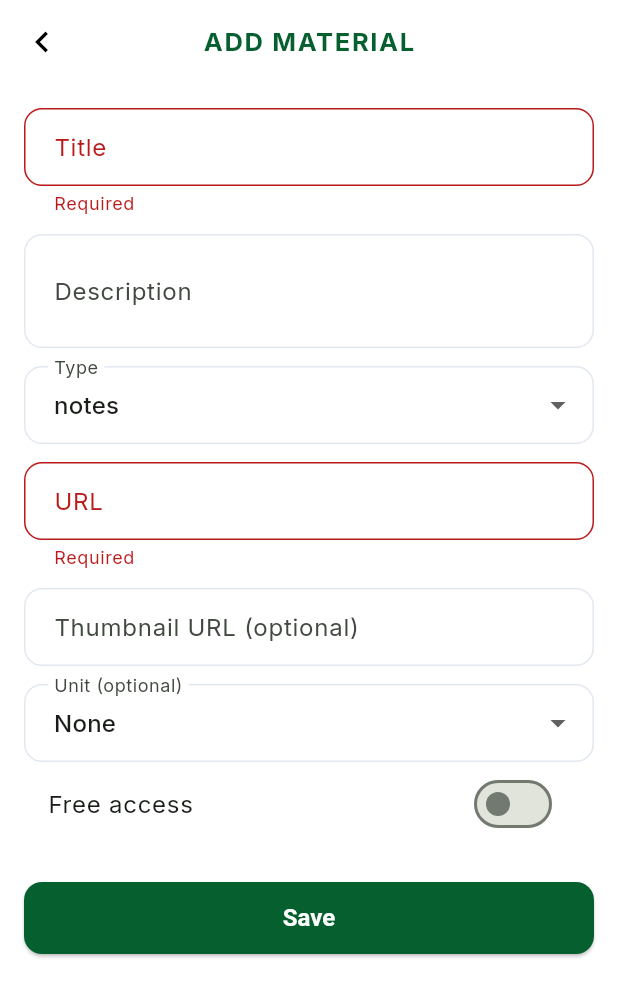
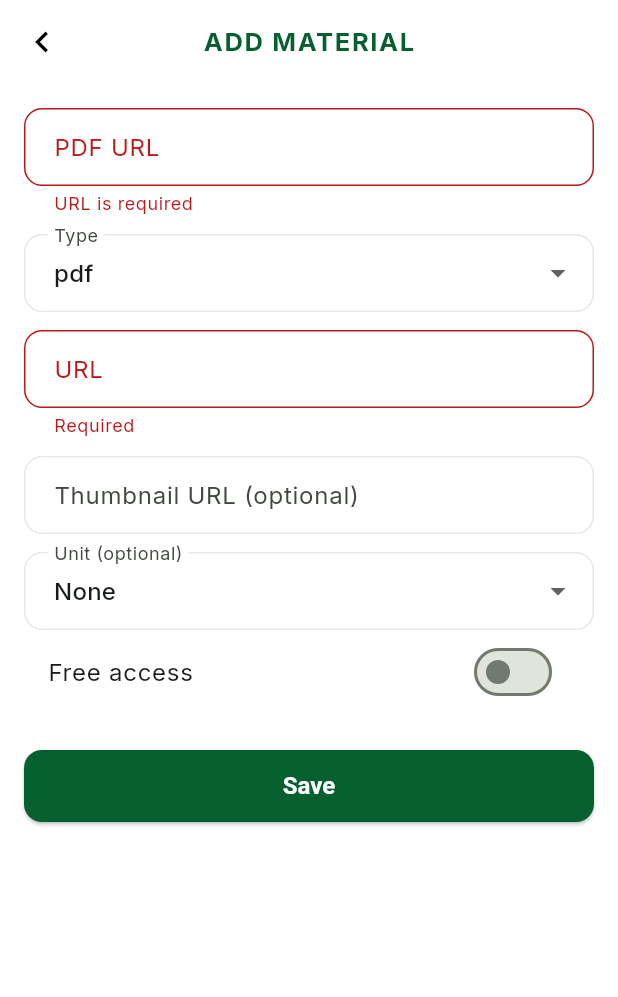
Before and after one commit to HillaryKipp/DarasaDrivemobile, a Flutter app: the AdminMaterialFormScreen screen opened by its route, after a tap on "Save", on a phone screen of 412 x 824 dp. Shown: the top 997 px of the screen. Run offline on Flutter 3.47's test engine with Material 3 defaults, Android fonts, the light colour scheme and no system bars; our stand-ins replace equatable, flutter_native_splash, flutter_riverpod, go_router, google_fonts, in_app_purchase and 3 more; missing offline and left inert: syncfusion_flutter_pdfviewer; accounts and stored records are empty.

Commit message:
your message

```diff
--- a/lib/presentation/screens/admin/admin_materials_screen.dart
+++ b/lib/presentation/screens/admin/admin_materials_screen.dart
@@ -33,7 +33,7 @@ class AdminMaterialsScreen extends ConsumerWidget {
             AdminBanner(
               icon: Icons.menu_book_outlined,
               title: 'Materials',
-              subtitle: '${materials.length} items · notes, videos & diagrams',
+              subtitle: '${materials.length} items · PDFs & Videos',
             ),
             const AdminSectionLabel(text: 'All Materials'),
             Padding(
@@ -135,7 +135,7 @@ class _AdminMaterialFormScreenState
   String? _unitId;
   bool _saving = false;
 
-  static const _types = ['notes', 'pdf', 'video', 'diagram', 'road_signs'];
+  static const _types = ['pdf', 'video'];
 
   @override
   void initState() {
@@ -152,7 +152,7 @@ class _AdminMaterialFormScreenState
     final rawType = (m?.type ?? '').trim().toLowerCase();
     _type = _types.firstWhere(
           (t) => t == rawType,
-      orElse: () => 'notes',
+      orElse: () => 'pdf',
     );
 
     _isFree = m?.isFree ?? false;
@@ -218,28 +218,49 @@ class _AdminMaterialFormScreenState
           child: Column(
             children: [
               TextFormField(
-                controller: _titleCtrl,
-                decoration: const InputDecoration(labelText: 'Title'),
-                validator: (v) => v == null || v.isEmpty ? 'Required' : null,
-              ),
-              const SizedBox(height: 12),
-              TextFormField(
-                controller: _descCtrl,
-                maxLines: 2,
-                decoration: const InputDecoration(labelText: 'Description'),
+                controller: _urlCtrl,
+                decoration: InputDecoration(
+                  labelText: _type == 'pdf'
+                      ? 'PDF URL'
+                      : 'Video URL (YouTube/Vimeo)',
+                ),
+                validator: (value) {
+                  if (value == null || value.trim().isEmpty) {
+                    return 'URL is required';
+                  }
+
+                  final url = value.trim().toLowerCase();
+
+                  if (_type == 'pdf' && !url.endsWith('.pdf')) {
+                    return 'Only PDF files are allowed';
+                  }
+
+                  if (_type == 'video') {
+                    final isVideo =
+                        url.contains('youtube.com') ||
+                            url.contains('youtu.be') ||
+                            url.contains('vimeo.com');
+
+                    if (!isVideo) {
+                      return 'Enter a valid video link';
+                    }
+                  }
+
+                  return null;
+                },
               ),
               const SizedBox(height: 12),
               DropdownButtonFormField<String>(
                 // Belt-and-braces: even though _type is normalized in
                 // initState, re-validate against the current items list
                 // right here so a bad value can never reach the widget.
-                value: _types.contains(_type) ? _type : 'notes',
+                value: _types.contains(_type) ? _type : 'pdf',
                 isExpanded: true,
                 decoration: const InputDecoration(labelText: 'Type'),
                 items: _types
                     .map((t) => DropdownMenuItem(value: t, child: Text(t)))
                     .toList(),
-                onChanged: (v) => setState(() => _type = v ?? 'notes'),
+                onChanged: (v) => setState(() => _type = v ?? 'pdf'),
               ),
               const SizedBox(height: 12),
               TextFormField(
```
